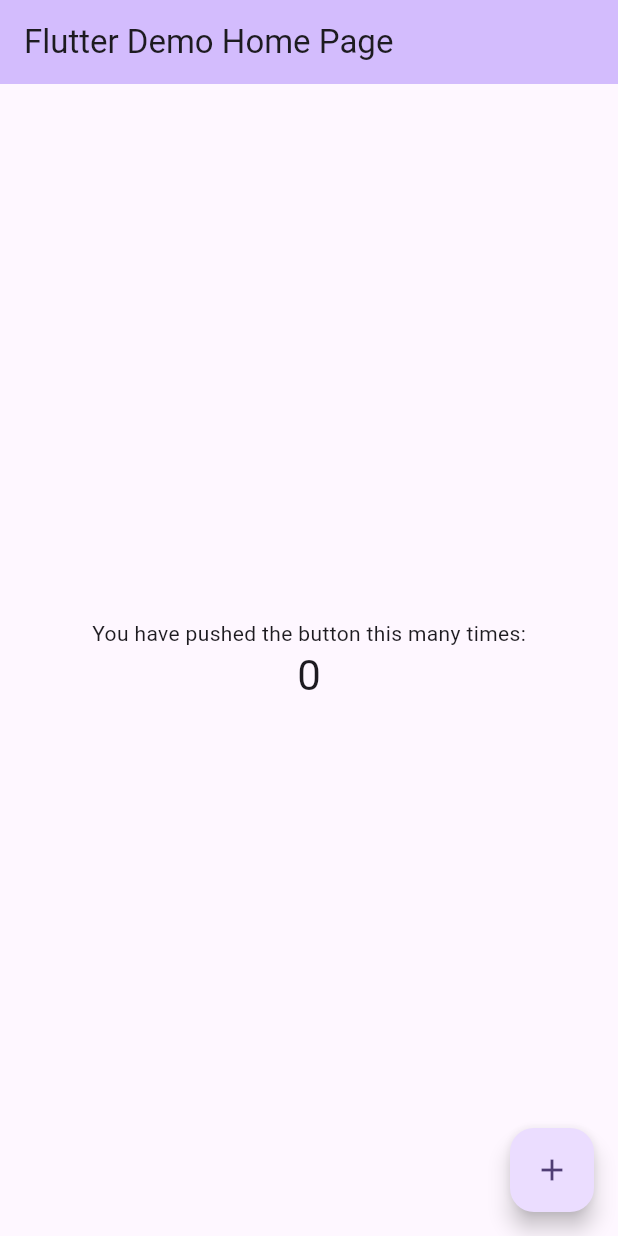
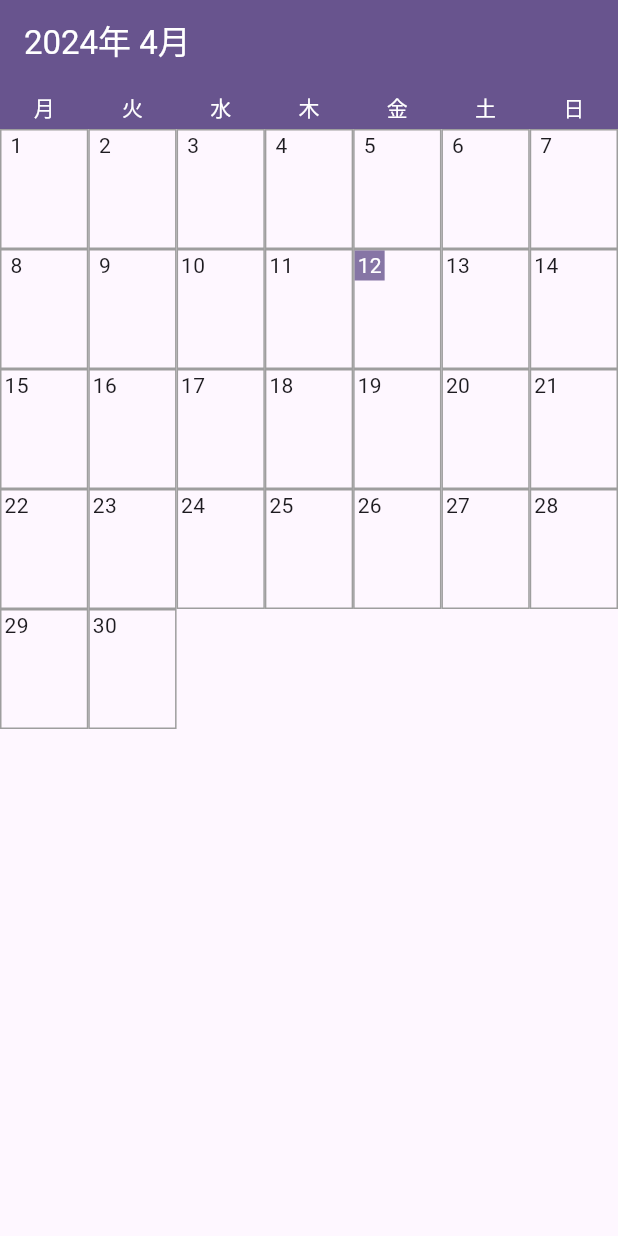
Before and after one commit to Renkon117/flutter_aws_calendar, a Flutter app: the screen it shows after launch, on a phone screen of 412 x 824 dp. Run offline on Flutter 3.47's test engine with Material 3 defaults, Android fonts, the phone set to English and light mode, and no system bars.

Commit message:
section2のlecture8まで終了

```diff
--- a/lib/main.dart
+++ b/lib/main.dart
@@ -1,4 +1,5 @@
 import 'package:flutter/material.dart';
+import 'package:flutter_aws_calendar/pages/calendar.dart';
 
 void main() {
   runApp(const MyApp());
@@ -13,113 +14,10 @@ class MyApp extends StatelessWidget {
     return MaterialApp(
       title: 'Flutter Demo',
       theme: ThemeData(
-        // This is the theme of your application.
-        //
-        // TRY THIS: Try running your application with "flutter run". You'll see
-        // the application has a blue toolbar. Then, without quitting the app,
-        // try changing the seedColor in the colorScheme below to Colors.green
-        // and then invoke "hot reload" (save your changes or press the "hot
-        // reload" button in a Flutter-supported IDE, or press "r" if you used
-        // the command line to start the app).
-        //
-        // Notice that the counter didn't reset back to zero; the application
-        // state is not lost during the reload. To reset the state, use hot
-        // restart instead.
-        //
-        // This works for code too, not just values: Most code changes can be
-        // tested with just a hot reload.
         colorScheme: ColorScheme.fromSeed(seedColor: Colors.deepPurple),
         useMaterial3: true,
       ),
-      home: const MyHomePage(title: 'Flutter Demo Home Page'),
+      home: const CalendarView(),
     );
   }
 }
-
-class MyHomePage extends StatefulWidget {
-  const MyHomePage({super.key, required this.title});
-
-  // This widget is the home page of your application. It is stateful, meaning
-  // that it has a State object (defined below) that contains fields that affect
-  // how it looks.
-
-  // This class is the configuration for the state. It holds the values (in this
-  // case the title) provided by the parent (in this case the App widget) and
-  // used by the build method of the State. Fields in a Widget subclass are
-  // always marked "final".
-
-  final String title;
-
-  @override
-  State<MyHomePage> createState() => _MyHomePageState();
-}
-
-class _MyHomePageState extends State<MyHomePage> {
-  int _counter = 0;
-
-  void _incrementCounter() {
-    setState(() {
-      // This call to setState tells the Flutter framework that something has
-      // changed in this State, which causes it to rerun the build method below
-      // so that the display can reflect the updated values. If we changed
-      // _counter without calling setState(), then the build method would not be
-      // called again, and so nothing would appear to happen.
-      _counter++;
-    });
-  }
-
-  @override
-  Widget build(BuildContext context) {
-    // This method is rerun every time setState is called, for instance as done
-    // by the _incrementCounter method above.
-    //
-    // The Flutter framework has been optimized to make rerunning build methods
-    // fast, so that you can just rebuild anything that needs updating rather
-    // than having to individually change instances of widgets.
-    return Scaffold(
-      appBar: AppBar(
-        // TRY THIS: Try changing the color here to a specific color (to
-        // Colors.amber, perhaps?) and trigger a hot reload to see the AppBar
-        // change color while the other colors stay the same.
-        backgroundColor: Theme.of(context).colorScheme.inversePrimary,
-        // Here we take the value from the MyHomePage object that was created by
-        // the App.build method, and use it to set our appbar title.
-        title: Text(widget.title),
-      ),
-      body: Center(
-        // Center is a layout widget. It takes a single child and positions it
-        // in the middle of the parent.
-        child: Column(
-          // Column is also a layout widget. It takes a list of children and
-          // arranges them vertically. By default, it sizes itself to fit its
-          // children horizontally, and tries to be as tall as its parent.
-          //
-          // Column has various properties to control how it sizes itself and
-          // how it positions its children. Here we use mainAxisAlignment to
-          // center the children vertically; the main axis here is the vertical
-          // axis because Columns are vertical (the cross axis would be
-          // horizontal).
-          //
-          // TRY THIS: Invoke "debug painting" (choose the "Toggle Debug Paint"
-          // action in the IDE, or press "p" in the console), to see the
-          // wireframe for each widget.
-          mainAxisAlignment: MainAxisAlignment.center,
-          children: <Widget>[
-            const Text(
-              'You have pushed the button this many times:',
-            ),
-            Text(
-              '$_counter',
-              style: Theme.of(context).textTheme.headlineMedium,
-            ),
-          ],
-        ),
-      ),
-      floatingActionButton: FloatingActionButton(
-        onPressed: _incrementCounter,
-        tooltip: 'Increment',
-        child: const Icon(Icons.add),
-      ), // This trailing comma makes auto-formatting nicer for build methods.
-    );
-  }
-}
--- /dev/null
+++ b/lib/pages/calendar.dart
@@ -0,0 +1,175 @@
+import 'package:flutter/material.dart';
+import 'package:intl/intl.dart';
+
+class CalendarView extends StatefulWidget {
+  const CalendarView({Key? key}) : super(key: key);
+
+  @override
+  State<CalendarView> createState() => _CalendarViewState();
+}
+
+class _CalendarViewState extends State<CalendarView> {
+  DateTime now = DateTime.now();
+  List<String> weekName = ['月', '火', '水', '木', '金', '土', '日'];
+  late PageController controller;
+  DateTime firstDay = DateTime(2024, 1, 1);
+  late int initialIndex;
+  int monthDuration = 0;
+
+  @override
+  void initState() {
+    super.initState();
+
+    initialIndex = (now.year - firstDay.year) * 12 + (now.month - firstDay.month);
+    controller = PageController(initialPage: initialIndex);
+    controller.addListener(() {
+      monthDuration = (controller.page! - initialIndex).round();
+      setState(() {
+
+      });
+    });
+  }
+
+  @override
+  Widget build(BuildContext context) {
+    return Scaffold(
+      appBar: AppBar(
+        backgroundColor: Theme
+            .of(context)
+            .primaryColor,
+        title: Text(DateFormat('yyyy年 M月').format(
+            DateTime(now.year, now.month + monthDuration)),
+            style: const TextStyle(color: Colors.white)),
+        elevation: 0,
+      ),
+      body: Column(
+        children: [
+          Container(
+            height: 30,
+            color: Theme
+                .of(context)
+                .primaryColor,
+            child: Row(
+              children: weekName
+                  .map((e) =>
+                  Expanded(
+                      child: Container(
+                        alignment: Alignment.center,
+                        child: Text(
+                          e,
+                          style: const TextStyle(color: Colors.white),
+                        ),
+                      )))
+                  .toList(),
+            ),
+          ),
+          Expanded(child: createCalendarItem())
+        ],
+      ),
+    );
+  }
+
+  Widget createCalendarItem() {
+    return PageView.builder(
+        controller: controller,
+        itemBuilder: (context, index) {
+          List<Widget> _list = [];
+          List<Widget> _listCache = [];
+
+          DateTime date = DateTime(now.year, now.month + index - initialIndex, 1);
+          int monthLastDay = DateTime(date.year, date.month + 1, 1)
+              .subtract(const Duration(days: 1))
+              .day;
+
+          for (int i = 0; i < monthLastDay; i++) {
+            _listCache.add(_CalendarItem(
+              day: i + 1,
+              now: now,
+              cacheDate: DateTime(date.year, date.month, i + 1),
+            ));
+            int repeatNumber = 7 - _listCache.length;
+            if (date
+                .add(Duration(days: i))
+                .weekday == 7) {
+              if (i < 7) {
+                _listCache.insertAll(
+                  0,
+                  List.generate(
+                    repeatNumber,
+                        (index) =>
+                        Expanded(
+                          child: Container(
+                              color: Colors.black.withOpacity(0.1)),
+                        ),
+                  ),
+                );
+              }
+
+              _list.add(Row(children: _listCache));
+              _listCache = [];
+            } else if (i == monthLastDay - 1) {
+              _listCache.addAll(
+                List.generate(
+                  repeatNumber,
+                      (index) =>
+                      Expanded(
+                        child: Container(
+                          color: Colors.black.withOpacity(0.1),
+                        ),
+                      ),
+                ),
+              );
+              _list.add(Row(
+                children: _listCache,
+              ));
+            }
+          }
+
+          return Column(
+            children: _list,
+          );
+        }
+    );
+  }
+}
+
+class _CalendarItem extends StatelessWidget {
+  final int day;
+  final DateTime now;
+  final DateTime cacheDate;
+
+  const _CalendarItem(
+      {required this.day, required this.now, required this.cacheDate, Key? key})
+      : super(key: key);
+
+  @override
+  Widget build(BuildContext context) {
+    bool isToday =
+        (now
+            .difference(cacheDate)
+            .inDays == 0) && (now.day == cacheDate.day);
+    return Expanded(
+      child: Container(
+        alignment: Alignment.topLeft,
+        height: 80,
+        decoration: BoxDecoration(
+          border: Border.all(color: Colors.grey),
+        ),
+        child: Container(
+            width: 20,
+            height: 20,
+            color: isToday
+                ? Theme
+                .of(context)
+                .primaryColor
+                .withOpacity(0.8)
+                : null,
+            alignment: Alignment.center,
+            child: Text(
+              '$day',
+              style: TextStyle(color: isToday ? Colors.white : null),
+            )),
+      ),
+    );
+  }
+}
--- a/pubspec.yaml
+++ b/pubspec.yaml
@@ -35,6 +35,7 @@ dependencies:
   # The following adds the Cupertino Icons font to your application.
   # Use with the CupertinoIcons class for iOS style icons.
   cupertino_icons: ^1.0.2
+  intl: any
 
 dev_dependencies:
   flutter_test:
```
Also changed, not shown: pubspec.lock.
